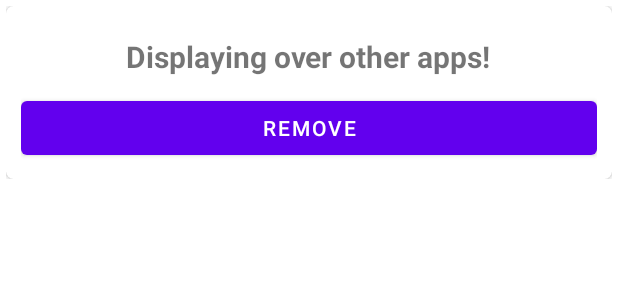
After one commit to henryliuser/17422_final_project, an Android app: the layout alarm.xml on its own in the app's theme, with its tools: preview values and no code run, on a phone screen of 412 x 824 dp. The commit adds this screen. Shown: the top 300 px of the screen. Run offline under Robolectric (Android 15) with nearby library versions, the phone set to English and light mode, and no system bars.

Commit message:
working display over other apps

```diff
--- a/app/src/main/AndroidManifest.xml
+++ b/app/src/main/AndroidManifest.xml
@@ -16,6 +16,11 @@
         android:supportsRtl="true"
         android:theme="@style/Theme.17422_final_project"
         tools:targetApi="31">
+        <service
+            android:name=".ForegroundService"
+            android:enabled="true"
+            android:exported="true"/>
+
         <activity
             android:name=".MainActivity"
             android:exported="true"
@@ -26,6 +31,7 @@
                 <category android:name="android.intent.category.LAUNCHER" />
             </intent-filter>
         </activity>
+
         <receiver
         android:name="com.example.a17422_final_project.AlarmHandler"
         />
--- /dev/null
+++ b/app/src/main/res/layout/alarm.xml
@@ -0,0 +1,42 @@
+<?xml version="1.0" encoding="utf-8"?>
+<RelativeLayout
+    xmlns:android="http://schemas.android.com/apk/res/android"
+    android:layout_width="wrap_content"
+    android:layout_height="wrap_content"
+    xmlns:app="http://schemas.android.com/apk/res-auto"
+    android:padding="4dp"
+    android:background="@null">
+
+    <androidx.cardview.widget.CardView
+        android:layout_centerInParent="true"
+        android:layout_width="match_parent"
+        android:layout_height="wrap_content"
+        app:cardCornerRadius="5dp">
+
+        <LinearLayout
+            android:padding="10dp"
+            android:layout_width="match_parent"
+            android:layout_height="match_parent"
+            android:orientation="vertical">
+
+            <TextView
+                android:id="@+id/titleText"
+                android:layout_gravity="center"
+                android:layout_width="wrap_content"
+                android:layout_height="wrap_content"
+                android:text="Displaying over other apps!"
+                android:textSize="20sp"
+                android:textStyle="bold"
+                android:padding="10dp"/>
+
+            <Button
+                android:id="@+id/window_close"
+                android:layout_width="match_parent"
+                android:layout_height="wrap_content"
+                android:text="Remove" />
+
+        </LinearLayout>
+
+    </androidx.cardview.widget.CardView>
+
+</RelativeLayout>
```
Also changed, not shown: app/src/main/java/com/example/a17422_final_project/ForegroundService.kt (added, +71 -0 lines), app/src/main/java/com/example/a17422_final_project/MainActivity.kt (+27 -0 lines), app/src/main/java/com/example/a17422_final_project/Window.kt (added, +88 -0 lines), app/src/main/res/layout/activity_main.xml (+12 -2 lines).
